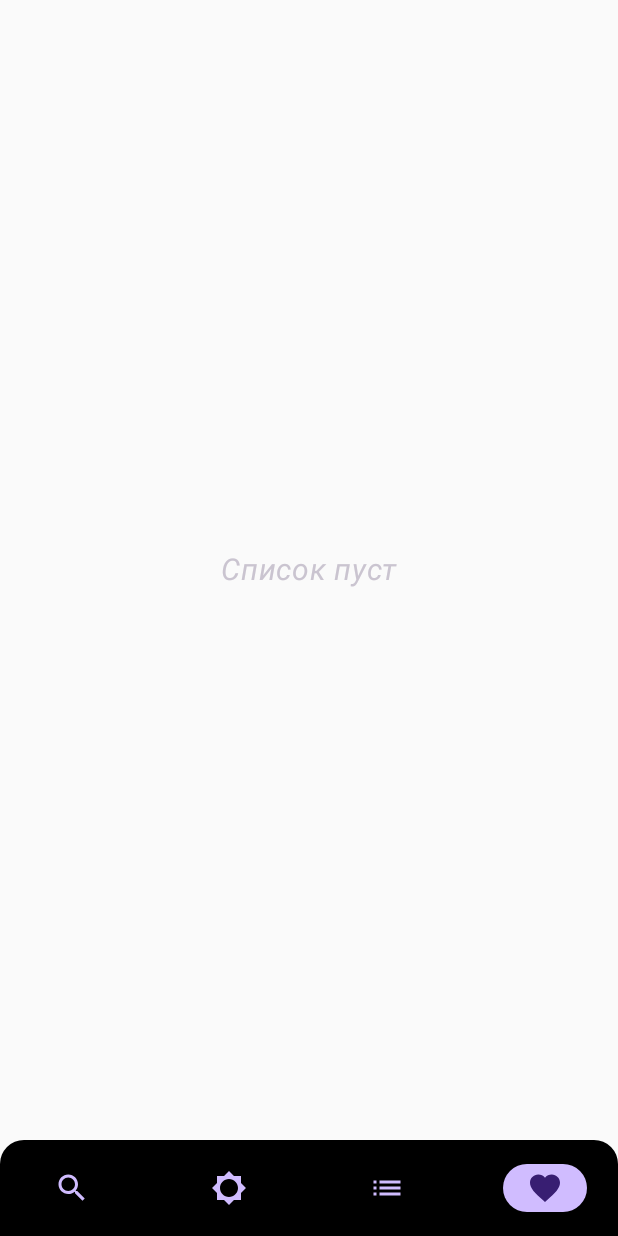
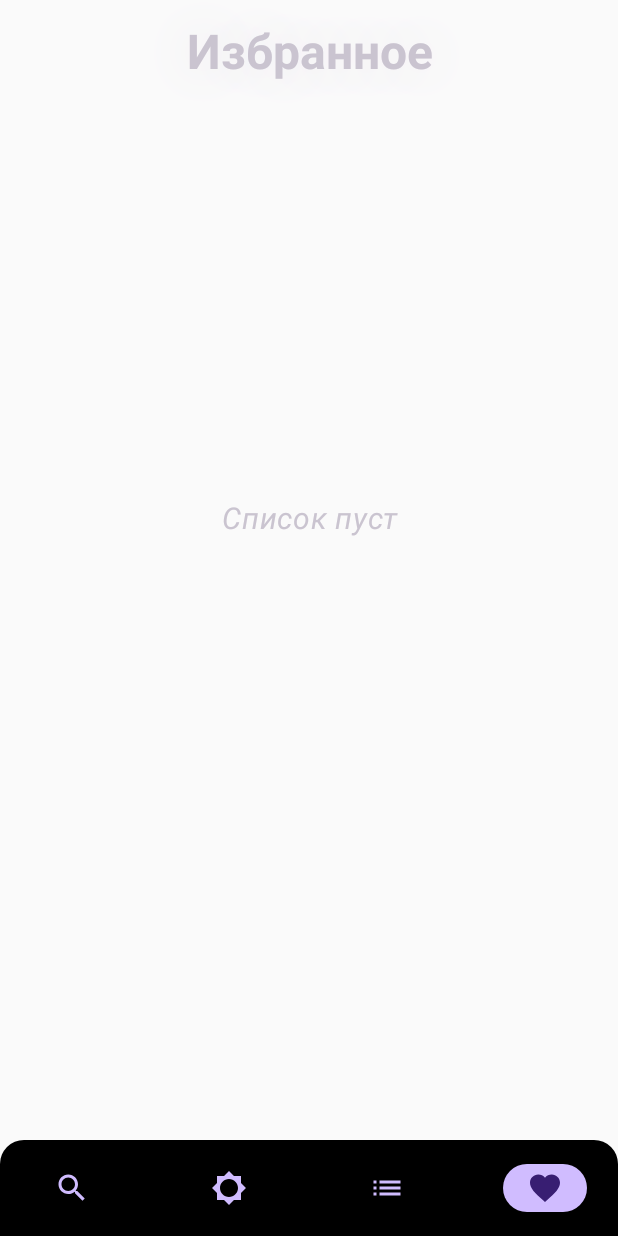
Before and after one commit to tag77777/ComposeHHCustomBasis, an Android app built with Jetpack Compose: the MainActivity screen opened directly, with no data from a screen before it, item 4 of the bottom bar chosen, on a phone screen of 412 x 824 dp. Run offline under Robolectric (Android 15) with nearby library versions, the phone set to English and light mode, and no system bars; our stand-ins replace Dagger/Hilt's generated code, Room's generated code, accompanist, paging, window size class; pictures from the network do not load; 6 statements that could not run were skipped.

Commit message:
minor inaccuracies elimination, optimization

```diff
--- a/app/build.gradle.kts
+++ b/app/build.gradle.kts
@@ -91,14 +91,9 @@ dependencies {
     implementation(libs.androidx.lifecycle.viewModelCompose)
     implementation(libs.androidx.lifecycle.runtime.compose)
     implementation(libs.androidx.navigation.compose)
-//implementation("androidx.compose.material3:material3:1.1.1")
     implementation(libs.hilt.android)
     implementation(libs.androidx.hilt.navigation.compose)
     kapt(libs.hilt.compiler)
-
-//    implementation(libs.androidx.room.runtime)
-//    implementation(libs.androidx.room.ktx)
-//    kapt(libs.androidx.room.compiler)
 
     implementation(libs.timber)
     implementation(libs.code.gson)
@@ -109,6 +104,7 @@ dependencies {
 
     implementation(libs.lottie.compose)
 
+    testImplementation(libs.mockk)
     androidTestImplementation(libs.junit)
     androidTestImplementation(libs.androidx.test.core)
     androidTestImplementation(libs.androidx.test.runner)
--- a/app/src/main/java/a77777_888/me/t/composehhcustombasis/MainActivity.kt
+++ b/app/src/main/java/a77777_888/me/t/composehhcustombasis/MainActivity.kt
@@ -71,7 +71,7 @@ class MainActivity : ComponentActivity() {
                 }
             }
             val isExpandedScreen = calculateWindowSizeClass(this).widthSizeClass ==
-                    WindowWidthSizeClass.Expanded
+                    WindowWidthSizeClass.Medium
 
             ComposeHHCustomBasisTheme(darkTheme = isDarkTheme) {
                 Box(
@@ -195,7 +195,7 @@ fun Main(
     }
 
     ModalDrawer(
-        drawerBackgroundColor = MaterialTheme.colorScheme.scrim,
+        drawerBackgroundColor = MaterialTheme.colorScheme.surface,
         drawerState = drawerState,
         gesturesEnabled = false,
         drawerContent = {
--- a/app/src/main/java/a77777_888/me/t/composehhcustombasis/ui/components/drawer/Search.kt
+++ b/app/src/main/java/a77777_888/me/t/composehhcustombasis/ui/components/drawer/Search.kt
@@ -310,7 +310,7 @@ fun Search(
                 onDismissRequest = {
                 // expanded = false;
                 },
-                modifier = Modifier.background(color = MaterialTheme.colorScheme.surface)
+                modifier = Modifier.background(color = MaterialTheme.colorScheme.scrim)
             ) {
                 relevantRegions.value.forEach {
                     DropdownMenuItem(
@@ -328,6 +328,7 @@ fun Search(
                                 color = MaterialTheme.colorScheme.surface,
                                 shape = MaterialTheme.shapes.medium
                             )
+                                .padding(horizontal = 8.dp)
                         )
 //                        FilterChip(selected = false, onClick = {}, label = { Text(text = it.name) })
 
@@ -505,6 +506,7 @@ fun Search(
             label = { Text(stringResource(id = R.string.period)) },
             singleLine = true,
             shape = RoundedCornerShape(8.dp),
+            supportingText = { Text(stringResource(id = R.string.days)) },
             trailingIcon = {
                 IconButton(onClick = {period  = "" }) {
                     Icon(imageVector = Icons.Default.Close, contentDescription = null)
--- a/app/src/main/java/a77777_888/me/t/composehhcustombasis/ui/screens/EmployerScreen.kt
+++ b/app/src/main/java/a77777_888/me/t/composehhcustombasis/ui/screens/EmployerScreen.kt
@@ -85,7 +85,9 @@ fun EmployerScreen(
                     shape = MaterialTheme.shapes.small,
                     shadowElevation = 16.dp
                 ) {
-                    Column(modifier = Modifier.fillMaxSize().verticalScroll(rememberScrollState())) {
+                    Column(modifier = Modifier
+                        .fillMaxSize()
+                        .verticalScroll(rememberScrollState())) {
                         Text(
                             text = stringResource(id = R.string.employer),
                             modifier = Modifier
@@ -192,7 +194,7 @@ fun EmployerScreen(
             ErrorMessage(
                 tryAgain = { loadEmployer(id, scope) },
                 cansel = cancel,
-                message = employerState.error!!.message
+                message = employerState.error!!.ifBlank { stringResource(id = R.string.error_oops) }
             )
         else -> LoadingMessage()
     }
--- a/app/src/main/java/a77777_888/me/t/composehhcustombasis/ui/screens/SplashScreen.kt
+++ b/app/src/main/java/a77777_888/me/t/composehhcustombasis/ui/screens/SplashScreen.kt
@@ -5,7 +5,6 @@ import a77777_888.me.t.composehhcustombasis.ui.components.ErrorMessage
 import a77777_888.me.t.composehhcustombasis.ui.components.LoadingMessage
 import a77777_888.me.t.composehhcustombasis.ui.utils.dpToSp
 import a77777_888.me.t.composehhcustombasis.ui.viewmodel.DataLoadState
-import a77777_888.me.t.composehhcustombasis.ui.viewmodel.Error
 import a77777_888.me.t.data.repositories.AreasRepository
 import a77777_888.me.t.domain.dataentities.areas.Areas
 import androidx.compose.animation.core.Animatable
@@ -133,7 +132,7 @@ fun SplashScreen(
                     ErrorMessage(
                         tryAgain = { getAreas() },
                         cansel = { cancel() },
-                        message = areasState.error!!.message
+                        message = areasState.error!!.ifBlank { stringResource(id = R.string.error_oops) }
                     )
                 }
 
@@ -152,6 +151,6 @@ fun SplashScreen(
 fun PreviewSplash() {
     SplashScreen(
         {}, {}, {},
-        flowOf(DataLoadState(error = Error(stringResource(id = R.string.error_oops))))
+        flowOf(DataLoadState(error = stringResource(id = R.string.error_oops)))
     )
 }
--- a/app/src/main/java/a77777_888/me/t/composehhcustombasis/ui/screens/VacanciesListScreen.kt
+++ b/app/src/main/java/a77777_888/me/t/composehhcustombasis/ui/screens/VacanciesListScreen.kt
@@ -175,33 +175,34 @@ fun FavoritesListScreen(
     val scope = rememberCoroutineScope()
     val favoritesList = favoritesListFlow.collectAsState(initial = emptyList()).value
 
-    if (favoritesList.isEmpty())
-        Box(
-            modifier = Modifier.fillMaxSize(),
-            contentAlignment = Alignment.Center
-        ) {
+    LazyColumn(
+        state = rememberLazyListState()
+    ) {
+        stickyHeader {
             Text(
-                text = stringResource(id = R.string.empty_list),
                 color = MaterialTheme.colorScheme.onSurfaceVariant,
-                fontSize = 20.dpToSp,
-                fontStyle = FontStyle.Italic,
+                text = stringResource(id = R.string.favorites),
+                modifier = Modifier
+                    .fillMaxWidth()
+                    .padding(top = 16.dp, bottom = 24.dp),
+                style = header(),
+                textAlign = TextAlign.Center
             )
         }
-    else
-        LazyColumn(
-            state = rememberLazyListState()
-        ) {
-            stickyHeader {
+        if (favoritesList.isEmpty())
+            item {
                 Text(
+                    text = stringResource(id = R.string.empty_list),
                     color = MaterialTheme.colorScheme.onSurfaceVariant,
-                    text = stringResource(id = R.string.favorites),
+                    fontSize = 20.dpToSp,
+                    fontStyle = FontStyle.Italic,
                     modifier = Modifier
                         .fillMaxWidth()
-                        .padding(top = 16.dp, bottom = 24.dp),
-                    style = header(),
+                        .padding(top = 256.dp),
                     textAlign = TextAlign.Center
                 )
             }
+        else
             items(
                 count = favoritesList.size,
                 key = { index -> favoritesList[index].id }
@@ -216,7 +217,7 @@ fun FavoritesListScreen(
                         ?: VacanciesListItem(favoritesList[index])
                 )
             }
-        }
+    }
 }
 
 
--- a/app/src/main/java/a77777_888/me/t/composehhcustombasis/ui/screens/VacancyScreen.kt
+++ b/app/src/main/java/a77777_888/me/t/composehhcustombasis/ui/screens/VacancyScreen.kt
@@ -251,7 +251,7 @@ fun VacancyScreen(
             ErrorMessage(
                 tryAgain = { loadVacancy(vacancyId, scope) },
                 cansel = cancel,
-                message = vacancyState.error!!.message
+                message = vacancyState.error!!.ifBlank { stringResource(id = R.string.error_oops) }
             )
         else -> LoadingMessage()
     }
--- a/app/src/main/java/a77777_888/me/t/composehhcustombasis/ui/viewmodel/MainViewModel.kt
+++ b/app/src/main/java/a77777_888/me/t/composehhcustombasis/ui/viewmodel/MainViewModel.kt
@@ -14,6 +14,7 @@ import a77777_888.me.t.domain.models.ParseBackendResponseException
 import a77777_888.me.t.domain.usecases.AreasUseCase
 import a77777_888.me.t.domain.usecases.EmployerUseCase
 import a77777_888.me.t.domain.usecases.FavoritesInterActor
+import a77777_888.me.t.domain.usecases.VacanciesUseCase
 import a77777_888.me.t.domain.usecases.VacancyUseCase
 import androidx.lifecycle.ViewModel
 import androidx.lifecycle.viewModelScope
@@ -35,14 +36,14 @@ import kotlin.reflect.KProperty
 class MainViewModel @Inject constructor(
     val searchSettings: IFlowableSearchSettings,
     private val dataProvider: IDataProvider,
-    private val iFavorites: IFavorites
+    iFavorites: IFavorites
 ) : ViewModel() {
 
     val uiState = UiState()
 
 // VacanciesList
     var vacanciesListPagerFlow: Flow<Pager<Int, VacanciesListItem>> =
-        dataProvider.getVacanciesListPagerFlow(searchSettings)
+        VacanciesUseCase.getVacanciesPagerFlow(dataProvider, searchSettings)
 
 // Areas
     private val _areasStateFlow = MutableStateFlow(DataLoadState<List<Areas>>())
@@ -98,33 +99,23 @@ class MainViewModel @Inject constructor(
         try {
             stateFlow.update { state.copy(content = block.invoke()) }
         } catch (e: ParseBackendResponseException) {
-            stateFlow.update { state.copy(error = Error("Ошибка парсинга", error = e)) }
+            stateFlow.update { state.copy(error = e.text) }
         } catch (e: ConnectionException) {
-            stateFlow.update { state.copy(error = Error("Ошибка соединения", error = e)) }
+            stateFlow.update { state.copy(error = e.text) }
         } catch (e: BackendException) {
             stateFlow.update {
-                state.copy(
-                    error = Error(
-                        "Ошибка сервера:\\nКод ${e.code}\\n${e.message}",
-                        error = e
-                    )
-                )
+                state.copy(error = "${e.text}:\\nКод ${e.code}\\n${e.message}")
             }
         } catch (e: Exception) {
-            stateFlow.update { state.copy(error = Error("Внутренняя ошибка", error = e)) }
+            stateFlow.update { state.copy(error = "") }
         }
     }
 
 }
 
-class Error(
-    val message: String = "Error: ",
-    val error: Throwable? = null,
-)
-
 data class DataLoadState<T>(
     val content: T? = null,
-    val error: Error? = null
+    val error: String? = null
 )
 
 class UiState {
--- a/app/src/main/res/values/strings.xml
+++ b/app/src/main/res/values/strings.xml
@@ -46,4 +46,5 @@
     <string name="go_out">Выйти</string>
     <string name="try_again">Попробовать снова</string>
     <string name="placed">Размещено: %1$s</string>
+    <string name="days">дней</string>
 </resources>
--- a/data/build.gradle.kts
+++ b/data/build.gradle.kts
@@ -48,12 +48,7 @@ dependencies {
     kapt(libs.androidx.room.compiler)
 
     implementation(libs.hilt.android)
-    implementation(libs.androidx.hilt.navigation.compose)
     kapt(libs.hilt.compiler)
 
-//    implementation(libs.androidx.appcompat)
-//    implementation(libs.google.android.material)
     testImplementation(libs.junit)
-//    androidTestImplementation(libs.androidx.test.ext.junit)
-//    androidTestImplementation(libs.androidx.test.espresso.core)
 }
--- a/data/src/main/java/a77777_888/me/t/data/di/RoomModule.kt
+++ b/data/src/main/java/a77777_888/me/t/data/di/RoomModule.kt
@@ -12,7 +12,7 @@ import androidx.room.Room
 
 @Module
 @InstallIn(SingletonComponent::class)
-class RoomModule {
+internal class RoomModule {
 
     @Provides
     fun provideDatabase(@ApplicationContext context: Context): FavoritesDatabase =
--- a/data/src/main/java/a77777_888/me/t/data/local/FavoritesDatabase.kt
+++ b/data/src/main/java/a77777_888/me/t/data/local/FavoritesDatabase.kt
@@ -4,6 +4,6 @@ import androidx.room.Database
 import androidx.room.RoomDatabase
 
 @Database(entities = [VacancyRoomEntity::class], version = 1, exportSchema = false)
-abstract class FavoritesDatabase : RoomDatabase() {
+internal abstract class FavoritesDatabase : RoomDatabase() {
     abstract fun getFavouritesDao(): FavoritesDao
 }
--- a/data/src/main/java/a77777_888/me/t/data/remote/HeadHunterAPI.kt
+++ b/data/src/main/java/a77777_888/me/t/data/remote/HeadHunterAPI.kt
@@ -11,7 +11,7 @@ import retrofit2.http.Query
 
 // https://api.hh.ru/openapi/redoc#tag/Soiskatelskie-statusy
 // устарело - https://github.com/hhru/api/blob/master/docs/vacancies.md#search
-interface HeadHunterAPI {
+internal interface HeadHunterAPI {
 
     @Headers("User-Agent: Mozilla/5.0 (X11; Ubuntu; Linux x86_64; rv:96.0)")
     // Здесь и далее  необходимо указать название приложения, но поскольку этот проект едва ли
--- a/data/src/main/java/a77777_888/me/t/data/remote/HhRetrofitSource.kt
+++ b/data/src/main/java/a77777_888/me/t/data/remote/HhRetrofitSource.kt
@@ -6,7 +6,7 @@ import okhttp3.logging.HttpLoggingInterceptor
 import retrofit2.Retrofit
 import retrofit2.converter.gson.GsonConverterFactory
 
-class HhRetrofitSource {
+internal class HhRetrofitSource {
 
     private val okHttpClient = OkHttpClient.Builder()
         .addInterceptor(createLoggingInterceptor())
--- a/data/src/main/java/a77777_888/me/t/data/remote/VacanciesPagingSource.kt
+++ b/data/src/main/java/a77777_888/me/t/data/remote/VacanciesPagingSource.kt
@@ -6,7 +6,7 @@ import androidx.paging.PagingState
 
 typealias VacancyPageLoader = suspend (pageIndex: Int, pageSize: Int) -> List<VacanciesListItem>
 
-class VacanciesPagingSource(
+internal class VacanciesPagingSource(
     private val loader: VacancyPageLoader,
     private val pageSize: Int
 ) : PagingSource<Int, VacanciesListItem>() {
--- a/domain/src/main/java/a77777_888/me/t/domain/usecases/VacanciesUseCase.kt
+++ b/domain/src/main/java/a77777_888/me/t/domain/usecases/VacanciesUseCase.kt
@@ -1,11 +1,15 @@
 package a77777_888.me.t.domain.usecases
 
 import a77777_888.me.t.domain.dataentities.IDataProvider
+import a77777_888.me.t.domain.dataentities.vacancies.VacanciesListItem
+import a77777_888.me.t.domain.models.IFlowableSearchSettings
 import a77777_888.me.t.domain.models.ISearchSettings
+import androidx.paging.Pager
+import kotlinx.coroutines.flow.Flow
 
-//class VacanciesUseCase {
-//    companion object {
-//        suspend fun getVacancies(dataProvider: IDataProvider, settings: ISearchSettings) =
-//            dataProvider.getVacanciesListPager(settings)
-//    }
-//}
+class VacanciesUseCase {
+    companion object {
+        fun getVacanciesPagerFlow(dataProvider: IDataProvider, settings: IFlowableSearchSettings): Flow<Pager<Int, VacanciesListItem>> =
+            dataProvider.getVacanciesListPagerFlow(settings)
+    }
+}
--- a/gradle/libs.versions.toml
+++ b/gradle/libs.versions.toml
@@ -163,6 +163,8 @@ androidx-datastore-preferences = {module = "androidx.datastore:datastore-prefere
 coil-compose = {module = "io.coil-kt:coil-compose", version = "2.4.0"}
 lottie_compose = {module = "com.airbnb.android:lottie-compose", version = "6.1.0"}
 
+mockk = {module = "io.mockk:mockk", version = "1.13.8"}
+
 [plugins]
 android-application = { id = "com.android.application", version.ref = "androidGradlePlugin" }
 android-test = { id = "com.android.test", version.ref = "androidGradlePlugin" }
```
Also changed, not shown: data/src/main/java/a77777_888/me/t/data/remote/RetrofitDataProvider.kt (+19 -6 lines), domain/src/main/java/a77777_888/me/t/domain/models/Exceptions.kt (+4 -3 lines).
